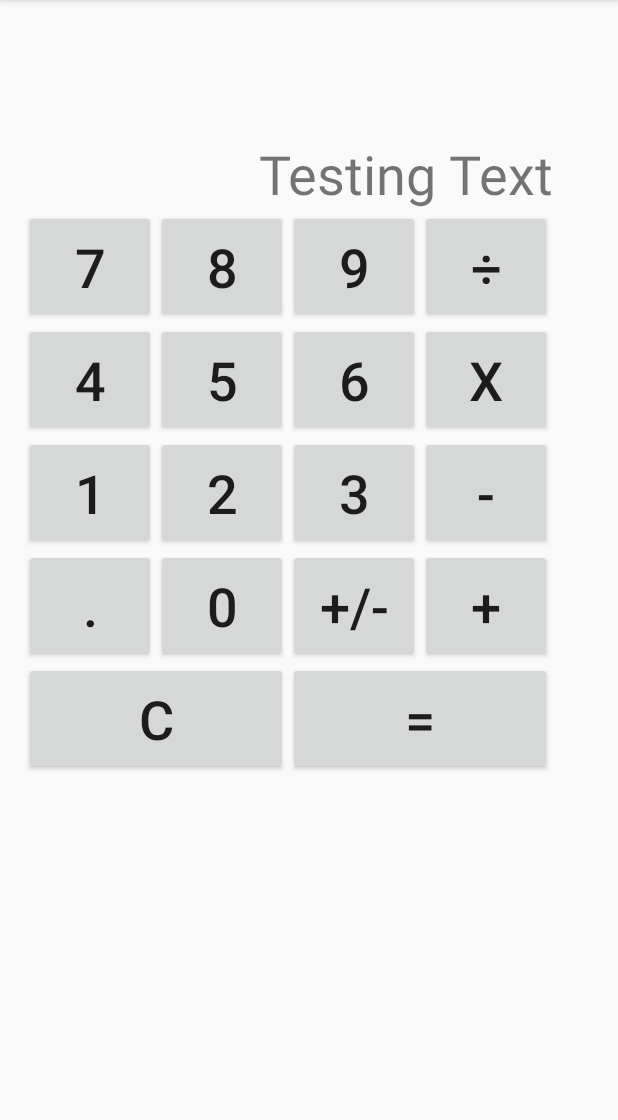
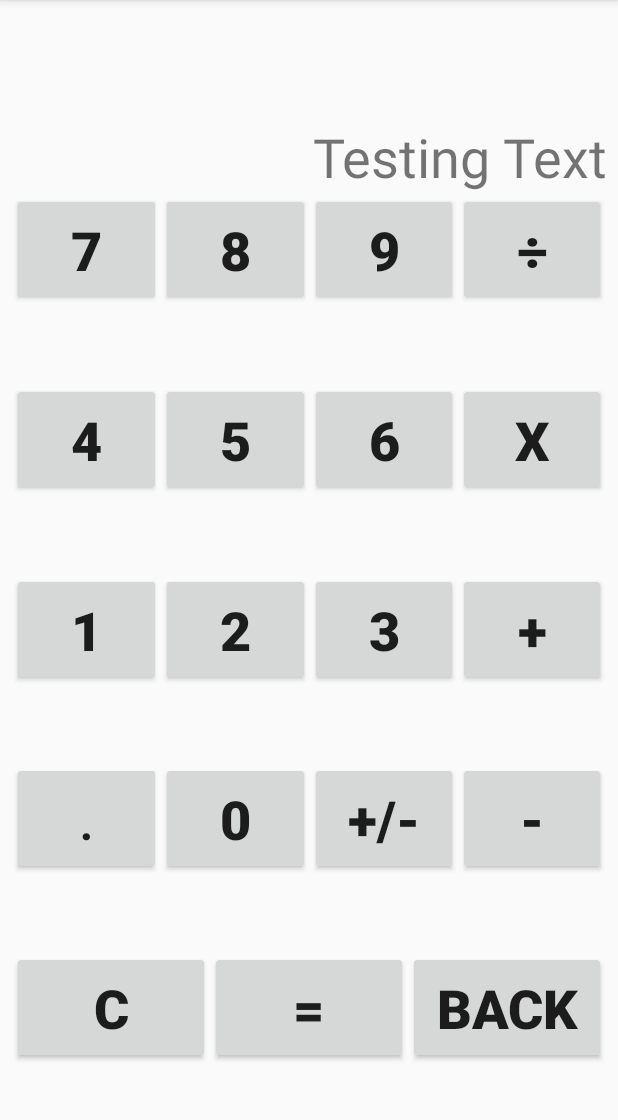
Before and after one commit to Mahokkit/SimpleMathCalc, an Android app: the screen it shows after launch (MainActivity), on a phone screen of 412 x 824 dp, the part 84-1204 px from its top. Run offline under Robolectric (Android 15) with nearby library versions, the phone set to English and light mode, and no system bars.

Commit message:
new interface

```diff
--- a/app/src/main/java/nscc_appd200/simplemathcalc/MainActivity.java
+++ b/app/src/main/java/nscc_appd200/simplemathcalc/MainActivity.java
@@ -36,12 +36,16 @@ public class MainActivity extends AppCompatActivity implements View.OnClickListe
         num9.setOnClickListener(this);
         Button num0 = (Button) findViewById(R.id.btn0);
         num0.setOnClickListener(this);
+        Button btnClear = (Button) findViewById(R.id.btnClear);
+        btnClear.setOnClickListener(this);
+        Button btnBkSpc = (Button) findViewById(R.id.btnBkSpc);
+        btnBkSpc.setOnClickListener(this);
     }
 
 
     public void onClick (View view)
     {
-        TextView display = (TextView) findViewById(R.id.Display);
+        TextView display = (TextView) findViewById(R.id.display);
         switch (view.getId())
         {
             case R.id.btn1:
@@ -74,6 +78,13 @@ public class MainActivity extends AppCompatActivity implements View.OnClickListe
             case R.id.btn0:
                 display.setText(display.getText() + "0");
                 break;
+            case R.id.btnClear:
+                display.setText(null);
+                break;
+            case R.id.btnBkSpc:
+                String txt = display.getText().toString();
+                txt  = txt.substring(0, display.length() - 1);
+                display.setText(txt);
         }
 //        display.setText(display.getText() + "1");
     }
--- a/app/src/main/res/layout/activity_main.xml
+++ b/app/src/main/res/layout/activity_main.xml
@@ -4,212 +4,289 @@
     xmlns:app="http://schemas.android.com/apk/res-auto"
     xmlns:tools="http://schemas.android.com/tools"
     android:layout_width="fill_parent"
-    android:layout_height="match_parent"
+    android:layout_height="fill_parent"
     tools:context="nscc_appd200.simplemathcalc.MainActivity">
 
-    <TableLayout
-        android:layout_width="fill_parent"
-        android:layout_height="fill_parent"
-        android:paddingBottom="@dimen/display_margin"
-        android:paddingLeft="@dimen/display_margin"
-        android:paddingRight="@dimen/display_margin"
-        android:paddingTop="@dimen/display_margin"
-        app:layout_constraintBottom_toBottomOf="parent"
+    <LinearLayout
+        android:layout_width="0dp"
+        android:layout_height="0dp"
+        android:orientation="vertical"
         app:layout_constraintLeft_toLeftOf="parent"
         app:layout_constraintRight_toRightOf="parent"
+        tools:layout_constraintTop_creator="1"
+        tools:layout_constraintRight_creator="1"
+        tools:layout_constraintBottom_creator="1"
+        android:layout_marginStart="8dp"
+        app:layout_constraintBottom_toBottomOf="parent"
+        android:layout_marginEnd="8dp"
+        android:layout_marginTop="8dp"
+        tools:layout_constraintLeft_creator="1"
+        android:layout_marginBottom="8dp"
         app:layout_constraintTop_toTopOf="parent"
-        tools:layout_constraintBottom_creator="1"
-        tools:layout_constraintLeft_creator="1"
-        tools:layout_constraintRight_creator="1"
-        tools:layout_constraintTop_creator="1">
+        android:layout_marginLeft="8dp"
+        android:layout_marginRight="8dp"
+        app:layout_constraintHorizontal_bias="0.0"
+        app:layout_constraintVertical_bias="0.0">
 
-        <TableRow
+        <TextView
+            android:id="@+id/display"
+            android:layout_width="match_parent"
+            android:layout_height="wrap_content"
+            android:layout_marginTop="72sp"
+            android:gravity="end"
+            android:text="@string/txtTest"
+            android:textSize="@dimen/txtSize" />
+
+        <LinearLayout
             android:layout_width="match_parent"
             android:layout_height="match_parent"
-            android:paddingTop="75sp">
+            android:orientation="vertical">
 
-            <TextView
-                android:id="@+id/Display"
-                android:layout_width="wrap_content"
-                android:layout_height="wrap_content"
-                android:layout_span="4"
-                android:ems="10"
-                android:text="@string/txtTest"
-                android:gravity="end"
-                android:textSize="@dimen/txtSize" />
-
-        </TableRow>
-
-        <TableRow
+            <LinearLayout
                 android:layout_width="match_parent"
-            android:layout_height="match_parent">
+                android:layout_height="match_parent"
+                android:layout_weight="1"
+                android:orientation="horizontal">
 
                 <Button
                     android:id="@+id/btn7"
-                android:layout_width="wrap_content"
+                    android:layout_width="match_parent"
                     android:layout_height="wrap_content"
+                    android:layout_weight="1"
+                    android:width="@dimen/button_height"
                     android:height="@dimen/button_height"
                     android:text="@string/txtNum7"
-                android:textSize="@dimen/txtSize" />
+                    android:textSize="@dimen/txtSize"
+                    android:textStyle="bold" />
 
                 <Button
                     android:id="@+id/btn8"
-                android:layout_width="wrap_content"
+                    android:layout_width="match_parent"
                     android:layout_height="wrap_content"
+                    android:layout_weight="1"
+                    android:width="@dimen/button_height"
                     android:height="@dimen/button_height"
                     android:text="@string/txtNum8"
-                android:textSize="@dimen/txtSize" />
+                    android:textSize="@dimen/txtSize"
+                    android:textStyle="bold" />
 
                 <Button
                     android:id="@+id/btn9"
-                android:layout_width="wrap_content"
+                    android:layout_width="match_parent"
                     android:layout_height="wrap_content"
+                    android:layout_weight="1"
+                    android:width="@dimen/button_height"
                     android:height="@dimen/button_height"
                     android:text="@string/txtNum9"
-                android:textSize="@dimen/txtSize" />
+                    android:textSize="@dimen/txtSize"
+                    android:textStyle="bold" />
 
                 <Button
                     android:id="@+id/btnDivided"
-                android:layout_width="wrap_content"
+                    android:layout_width="match_parent"
                     android:layout_height="wrap_content"
+                    android:layout_weight="1"
+                    android:width="@dimen/button_height"
                     android:height="@dimen/button_height"
                     android:text="@string/txtDivided"
-                android:textSize="@dimen/txtSize" />
-        </TableRow>
+                    android:textSize="@dimen/txtSize"
+                    android:textStyle="bold" />
+            </LinearLayout>
 
-        <TableRow
+            <LinearLayout
                 android:layout_width="match_parent"
-            android:layout_height="match_parent">
+                android:layout_height="match_parent"
+                android:layout_weight="1"
+                android:orientation="horizontal">
 
                 <Button
                     android:id="@+id/btn4"
-                android:layout_width="wrap_content"
+                    android:layout_width="match_parent"
                     android:layout_height="wrap_content"
+                    android:layout_weight="1"
+                    android:width="@dimen/button_height"
                     android:height="@dimen/button_height"
                     android:text="@string/txtNum4"
-                android:textSize="@dimen/txtSize" />
+                    android:textSize="@dimen/txtSize"
+                    android:textStyle="bold" />
 
                 <Button
                     android:id="@+id/btn5"
-                android:layout_width="wrap_content"
+                    android:layout_width="match_parent"
                     android:layout_height="wrap_content"
+                    android:layout_weight="1"
+                    android:width="@dimen/button_height"
                     android:height="@dimen/button_height"
                     android:text="@string/txtNum5"
-                android:textSize="@dimen/txtSize" />
+                    android:textSize="@dimen/txtSize"
+                    android:textStyle="bold" />
 
                 <Button
                     android:id="@+id/btn6"
-                android:layout_width="wrap_content"
+                    android:layout_width="match_parent"
                     android:layout_height="wrap_content"
+                    android:layout_weight="1"
+                    android:width="@dimen/button_height"
                     android:height="@dimen/button_height"
                     android:text="@string/txtNum6"
-                android:textSize="@dimen/txtSize" />
+                    android:textSize="@dimen/txtSize"
+                    android:textStyle="bold" />
 
                 <Button
                     android:id="@+id/btnMultiply"
-                android:layout_width="wrap_content"
+                    android:layout_width="match_parent"
                     android:layout_height="wrap_content"
+                    android:layout_weight="1"
+                    android:width="@dimen/button_height"
                     android:height="@dimen/button_height"
                     android:text="@string/txtMultiply"
-                android:textSize="@dimen/txtSize" />
-        </TableRow>
+                    android:textSize="@dimen/txtSize"
+                    android:textStyle="bold" />
+            </LinearLayout>
 
-        <TableRow
+            <LinearLayout
                 android:layout_width="match_parent"
-            android:layout_height="match_parent">
+                android:layout_height="match_parent"
+                android:layout_weight="1"
+                android:orientation="horizontal">
 
                 <Button
                     android:id="@+id/btn1"
-                android:layout_width="wrap_content"
+                    android:layout_width="match_parent"
                     android:layout_height="wrap_content"
+                    android:layout_weight="1"
+                    android:width="@dimen/button_height"
                     android:height="@dimen/button_height"
                     android:text="@string/txtNum1"
-                android:textSize="@dimen/txtSize" />
+                    android:textSize="@dimen/txtSize"
+                    android:textStyle="bold" />
 
                 <Button
                     android:id="@+id/btn2"
-                android:layout_width="wrap_content"
+                    android:layout_width="match_parent"
                     android:layout_height="wrap_content"
+                    android:layout_weight="1"
+                    android:width="@dimen/button_height"
                     android:height="@dimen/button_height"
                     android:text="@string/txtNum2"
-                android:textSize="@dimen/txtSize" />
+                    android:textSize="@dimen/txtSize"
+                    android:textStyle="bold" />
 
                 <Button
                     android:id="@+id/btn3"
-                android:layout_width="wrap_content"
+                    android:layout_width="match_parent"
                     android:layout_height="wrap_content"
+                    android:layout_weight="1"
+                    android:width="@dimen/button_height"
                     android:height="@dimen/button_height"
                     android:text="@string/txtNum3"
-                android:textSize="@dimen/txtSize" />
+                    android:textSize="@dimen/txtSize"
+                    android:textStyle="bold" />
 
                 <Button
-                android:id="@+id/btnMinus"
-                android:layout_width="wrap_content"
+                    android:id="@+id/btnPlus"
+                    android:layout_width="match_parent"
                     android:layout_height="wrap_content"
+                    android:layout_weight="1"
+                    android:width="@dimen/button_height"
                     android:height="@dimen/button_height"
-                android:text="@string/txtMinus"
-                android:textSize="@dimen/txtSize" />
-        </TableRow>
+                    android:text="@string/txtPlus"
+                    android:textSize="@dimen/txtSize"
+                    android:textStyle="bold" />
+            </LinearLayout>
 
-        <TableRow
+            <LinearLayout
                 android:layout_width="match_parent"
-            android:layout_height="match_parent">
+                android:layout_height="match_parent"
+                android:layout_weight="1"
+                android:orientation="horizontal">
 
                 <Button
                     android:id="@+id/btnDecimal"
-                android:layout_width="wrap_content"
+                    android:layout_width="match_parent"
                     android:layout_height="wrap_content"
+                    android:layout_weight="1"
+                    android:width="@dimen/button_height"
                     android:height="@dimen/button_height"
                     android:text="@string/txtDecimal"
                     android:textSize="@dimen/txtSize" />
 
                 <Button
                     android:id="@+id/btn0"
-                android:layout_width="wrap_content"
+                    android:layout_width="match_parent"
                     android:layout_height="wrap_content"
+                    android:layout_weight="1"
+                    android:width="@dimen/button_height"
                     android:height="@dimen/button_height"
                     android:text="@string/txtNum0"
-                android:textSize="@dimen/txtSize" />
+                    android:textSize="@dimen/txtSize"
+                    android:textStyle="bold" />
 
                 <Button
                     android:id="@+id/btnPosNeg"
-                android:layout_width="wrap_content"
+                    android:layout_width="match_parent"
                     android:layout_height="wrap_content"
+                    android:layout_weight="1"
+                    android:width="@dimen/button_height"
                     android:height="@dimen/button_height"
                     android:text="@string/txtPosNeg"
-                android:textSize="@dimen/txtSize" />
+                    android:textSize="@dimen/txtSize"
+                    android:textStyle="bold" />
 
                 <Button
-                android:id="@+id/btnPlus"
-                android:layout_width="wrap_content"
+                    android:id="@+id/btnMinus"
+                    android:layout_width="match_parent"
                     android:layout_height="wrap_content"
+                    android:layout_weight="1"
+                    android:width="@dimen/button_height"
                     android:height="@dimen/button_height"
-                android:text="@string/txtPlus"
-                android:textSize="@dimen/txtSize" />
-        </TableRow>
+                    android:text="@string/txtMinus"
+                    android:textSize="@dimen/txtSize"
+                    android:textStyle="bold" />
+            </LinearLayout>
 
-        <TableRow
+            <LinearLayout
                 android:layout_width="match_parent"
-            android:layout_height="match_parent">
+                android:layout_height="match_parent"
+                android:layout_weight="1"
+                android:orientation="horizontal">
 
                 <Button
                     android:id="@+id/btnClear"
                     android:layout_width="wrap_content"
                     android:layout_height="wrap_content"
-                android:layout_span="2"
+                    android:layout_weight="1"
+                    android:width="@dimen/button_height"
                     android:height="@dimen/button_height"
                     android:text="@string/txtClear"
-                android:textSize="@dimen/txtSize" />
+                    android:textSize="@dimen/txtSize"
+                    android:textStyle="bold" />
 
                 <Button
                     android:id="@+id/btnEqual"
                     android:layout_width="wrap_content"
                     android:layout_height="wrap_content"
-                android:layout_span="2"
+                    android:layout_weight="1"
+                    android:width="@dimen/button_height"
                     android:height="@dimen/button_height"
                     android:text="@string/txtEqual"
-                android:textSize="@dimen/txtSize" />
-        </TableRow>
-    </TableLayout>
+                    android:textSize="@dimen/txtSize"
+                    android:textStyle="bold" />
 
+                <Button
+                    android:id="@+id/btnBkSpc"
+                    android:layout_width="wrap_content"
+                    android:layout_height="wrap_content"
+                    android:layout_weight="1"
+                    android:width="@dimen/button_height"
+                    android:height="@dimen/button_height"
+                    android:text="@string/txtBkSpc"
+                    android:textSize="@dimen/txtSize"
+                    android:textStyle="bold" />
+
+            </LinearLayout>
+
+        </LinearLayout>
+
+    </LinearLayout>
 </android.support.constraint.ConstraintLayout>
--- a/app/src/main/res/values/strings.xml
+++ b/app/src/main/res/values/strings.xml
@@ -18,5 +18,6 @@
     <string name="txtDivided">÷</string>
     <string name="txtPosNeg">+/-</string>
     <string name="txtDecimal">.</string>
+    <string name="txtBkSpc">Back</string>
     <string name="txtTest">Testing Text</string>
 </resources>
```
Also changed, not shown: app/src/main/ic_backspace-web.png (added). Lines whose indentation alone changed are shown as unchanged.
